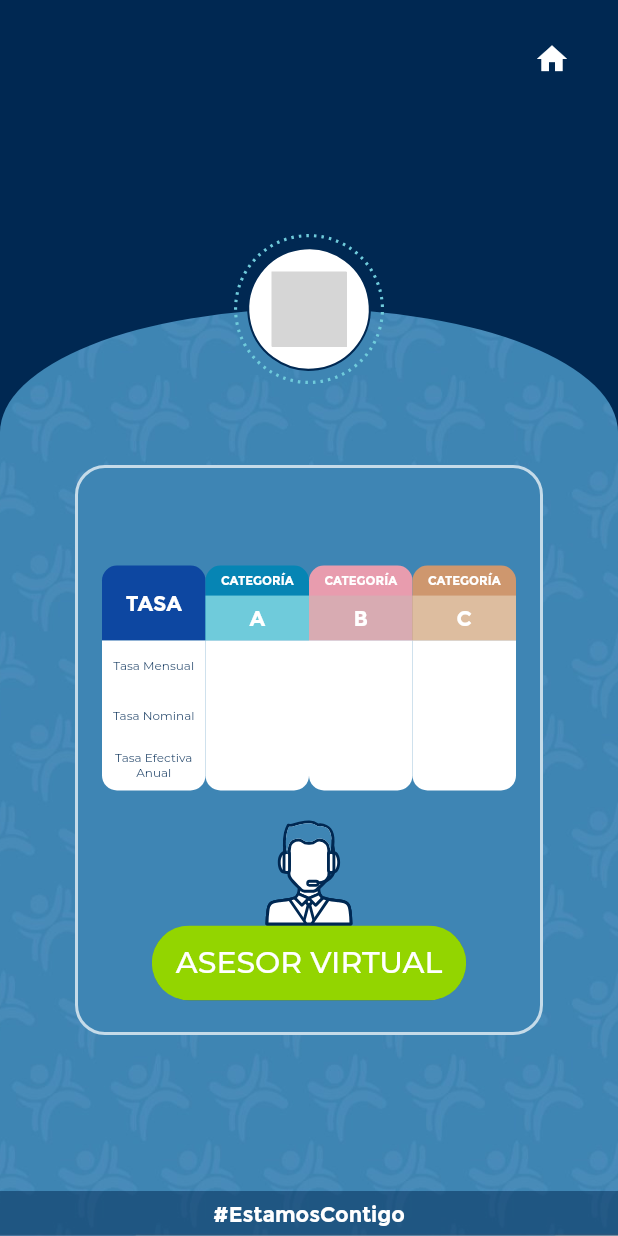
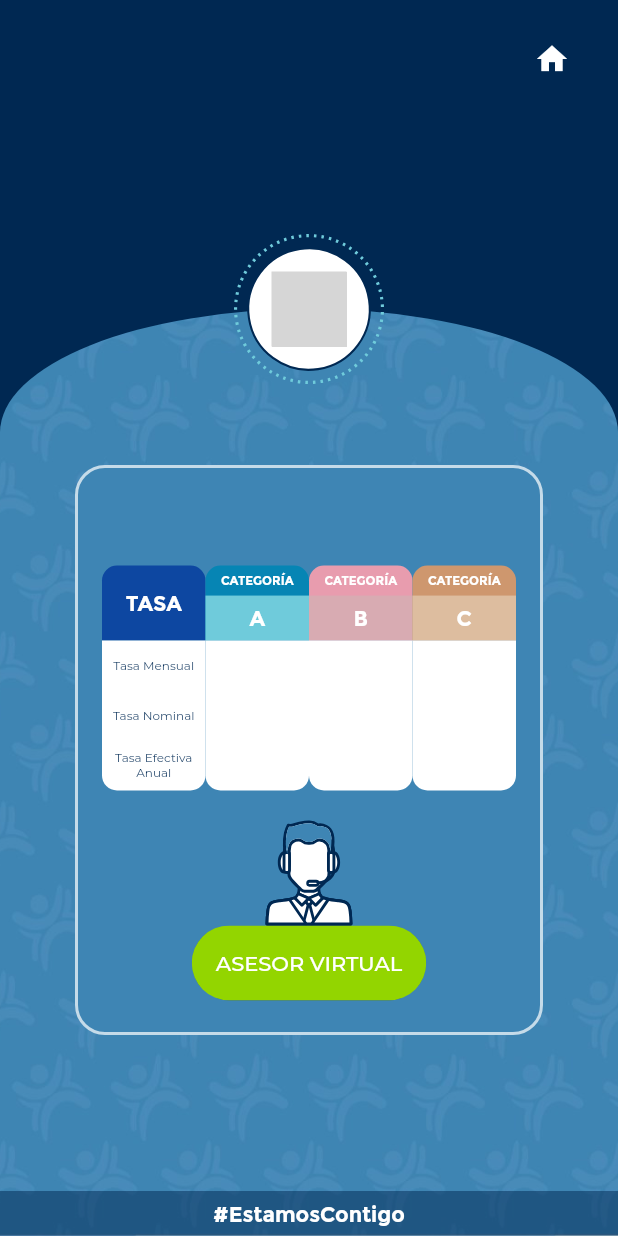
Before and after one commit to rsotillet/comfacundi, a Flutter app: the DetailCredit widget shown alone on an empty page, opened directly with empty values, on a phone screen of 412 x 824 dp. Run offline on Flutter 3.47's test engine with Material 2 defaults, Android fonts, the phone set to English and light mode, and no system bars; our stand-ins replace auto_size_text, bloc, equatable, flutter_bloc, flutter_svg, video_player; missing offline and left inert: cache_image, flutter_circular_text; project files that could hold a hidden picture were left out; grey boxes are pictures that could not be loaded.

Commit message:
Ultimos cambios del primer release

```diff
--- a/assets/data/Agreements.json
+++ b/assets/data/Agreements.json
@@ -129,7 +129,7 @@
             ]
         },
         {
-            "title": "Educacion y capacitacion",
+            "title": "Educación y capacitación",
             "subtitle": "¡EDUCACIÓN PARA TI!",
             "hero": "birrete",
             "icon": "assets/svg/birrete.svg",
--- a/assets/data/Living.json
+++ b/assets/data/Living.json
@@ -9,7 +9,7 @@
                     "description": "Proyecto de vivienda de interés social",
                     "direction": "Bogotá - CARRERA 113 #19A 11",
                     "price": "Desde $141.988.000",
-                    "url": "https://www.comfacundi.com.co/vivienda/#proyectomirador",
+                    "url": "https://www.comfacundi.com.co/proyectos-de-vivienda/",
                     "txtButton": "Más Información",
                     "img": "assets/svg/edificios.svg"
                 }
--- a/assets/data/Subsidy.json
+++ b/assets/data/Subsidy.json
@@ -14,7 +14,7 @@
                     "child": [
                         {
                             "title": "Subsidio Ordinario",
-                            "subtitle": "¡UN APOYO EN EL SUBSIDIO ORDINARIO!",
+                            "subtitle": "¡SUBSIDIO ORDINARIO!",
                             "detail": "Con el fin de aliviar la carga económica que representa el sostenimiento de la familia, el subsidio familiar en dinero o cuota monetaria es una suma que se paga mensualmente a los trabajadores de medianos y menores ingresos, por cada una de las personas que tenga a su cargo y que tengan derecho al mismo.\n\nLa Superintendencia del Subsidio Familiar mediante la Resolución No.0026 del 30 de enero de 2020, estableció el valor de la cuota monetaria para el año 2020 en el departamento de Cundinamarca, el valor de la cuota familiar ordinaria por beneficiario es de $36.030 (treinta y seis mil treinta pesos pesos M/Cte).",
                             "detail2": "*Para los afiliados que residen en municipios donde no hay presencia de almacenes Carulla, Éxito y Surtimax, con previa solicitud de la empresa donde trabajen a COMFACUNDI, podrán retirar el subsidio familiar en cualquier punto de Efecty presentando el documento de identificación.",
                             "withBg": false,
@@ -134,7 +134,7 @@
         },
         {
             "title": "Subsidio Educativo",
-            "subtitle": "¡UN APOYO EN EL SUBSIDIO EDUCATIVO!",
+            "subtitle": "¡SUBSIDIO EDUCATIVO!",
             "icon": "assets/svg/s_educativo2.svg",
             "withBg": true,
             "tag": "s_educativo",
--- a/lib/Views/Partials/comfacundiBase.dart
+++ b/lib/Views/Partials/comfacundiBase.dart
@@ -15,6 +15,7 @@ class Base extends StatelessWidget {
   final bool withIcon;
   final bool withHomeButton;
   final DecorationImage decorationImage;
+  final double heightBody;
 
   const Base({
     Key key,
@@ -29,6 +30,7 @@ class Base extends StatelessWidget {
     this.withIcon: true,
     this.withHomeButton: true,
     this.decorationImage,
+    this.heightBody: 0.0,
   }) : super(key: key);
 
   @override
@@ -96,7 +98,9 @@ class Base extends StatelessWidget {
                             image: decorationImage,
                             color: containerColor),
                         width: MediaQuery.of(context).size.width,
-                        height: MediaQuery.of(context).size.height * 0.75,
+                        height: (heightBody == 0.0)
+                            ? MediaQuery.of(context).size.height * .75
+                            : heightBody,
                         child: Padding(
                           padding: EdgeInsets.only(bottom: 30),
                           child: child,
@@ -168,22 +172,22 @@ class Base extends StatelessWidget {
                   crossAxisAlignment: CrossAxisAlignment.end,
                   children: <Widget>[
                     Padding(
-                      padding: EdgeInsets.only(bottom: 5, right: 5),
+                      padding: EdgeInsets.only(bottom: 5),
                       child: Text(
-                        'Servicio\nal cliente',
+                        'Servicio\nal Cliente',
                         textAlign: TextAlign.center,
                         style: TextStyle(
                             fontSize: 10, color: Color.fromRGBO(0, 40, 82, 1)),
                       ),
                     ),
                     Container(
-                      height: 80,
+                      height: 70,
                       width: 50,
                       child: Hero(
                         tag: 'support',
                         child: SvgPicture.asset(
                           'assets/svg/at_cliente.svg',
-                          fit: BoxFit.cover,
+                          fit: BoxFit.contain,
                         ),
                       ),
                     )
--- a/lib/Views/Partials/launchButton.dart
+++ b/lib/Views/Partials/launchButton.dart
@@ -13,7 +13,7 @@ class LaunchButton extends StatelessWidget {
     return Material(
       //Wrap with Material
       shape: RoundedRectangleBorder(
-        borderRadius: BorderRadius.all(Radius.circular(100)),
+        borderRadius: BorderRadius.all(Radius.circular(200)),
       ),
       elevation: 0,
       color: Colors.transparent,
@@ -27,7 +27,7 @@ class LaunchButton extends StatelessWidget {
           child: Text(
             text,
             textAlign: TextAlign.center,
-            style: TextStyle(fontSize: 20.0, color: Colors.white),
+            style: TextStyle(fontSize: 14.0, color: Colors.white),
           ),
         ),
         onPressed: () async {
--- a/lib/Views/UIs/credit/ListOptionCredit.dart
+++ b/lib/Views/UIs/credit/ListOptionCredit.dart
@@ -40,6 +40,7 @@ class ListOptionCreditPage extends StatelessWidget {
                         element.title.toUpperCase(),
                         style: TextStyle(
                           color: Theme.of(context).primaryColorDark,
+                          fontSize: 14,
                         ),
                       ),
                       trailing: Container(
--- a/lib/Views/UIs/deport/ListOptionDeport.dart
+++ b/lib/Views/UIs/deport/ListOptionDeport.dart
@@ -53,6 +53,7 @@ class ListOptionDeportPage extends StatelessWidget {
                       element.title.toUpperCase(),
                       style: TextStyle(
                         color: Theme.of(context).primaryColorDark,
+                        fontSize: 14,
                       ),
                     ),
                     trailing: Container(
--- a/lib/Views/UIs/deport/detailDeport1/DetailDeport1.dart
+++ b/lib/Views/UIs/deport/detailDeport1/DetailDeport1.dart
@@ -44,7 +44,7 @@ class DetailDeport1 extends StatelessWidget {
                     height: 10,
                   ),
                   LaunchButton(
-                    text: 'Mas Información'.toUpperCase(),
+                    text: 'Más Información'.toUpperCase(),
                     url: settings.url,
                   ),
                   SizedBox(
--- a/lib/Views/UIs/education/ListOptionEducation.dart
+++ b/lib/Views/UIs/education/ListOptionEducation.dart
@@ -40,6 +40,7 @@ class ListOptionEducationPage extends StatelessWidget {
                       element.title.toUpperCase(),
                       style: TextStyle(
                         color: Theme.of(context).primaryColorDark,
+                        fontSize: 14,
                       ),
                     ),
                     trailing: Container(
--- a/lib/Views/UIs/subsidy/DetailSubsidy/DetailSubsidy.dart
+++ b/lib/Views/UIs/subsidy/DetailSubsidy/DetailSubsidy.dart
@@ -267,7 +267,7 @@ class DetailSubsidy extends StatelessWidget {
                   ),
                   if (settings.url != "-")
                     LaunchButton(
-                      text: 'Mas Información'.toUpperCase(),
+                      text: 'Más Información'.toUpperCase(),
                       url: settings.url,
                     ),
                   SizedBox(
--- a/lib/Views/UIs/subsidy/ListOptionSubsidy.dart
+++ b/lib/Views/UIs/subsidy/ListOptionSubsidy.dart
@@ -58,6 +58,7 @@ class ListOptionSubsidyPage extends StatelessWidget {
                       element.title.toUpperCase(),
                       style: TextStyle(
                         color: Theme.of(context).primaryColorDark,
+                        fontSize: 14,
                       ),
                     ),
                     trailing: Container(
--- a/lib/main.dart
+++ b/lib/main.dart
@@ -1,5 +1,5 @@
 import 'package:comfacundi_app/Blocs/simple_bloc_delegate.dart';
-import 'package:comfacundi_app/Routers/Router.dart';
+import 'package:comfacundi_app/Routers/Router.dart' as r;
 import 'package:flutter/material.dart';
 import 'package:flutter/services.dart';
 import 'package:flutter_bloc/flutter_bloc.dart';
@@ -23,7 +23,7 @@ class App extends StatelessWidget {
       debugShowCheckedModeBanner: false,
       title: 'Comfacundi',
       initialRoute: '/',
-      onGenerateRoute: (settings) => Router.generateRoute(settings),
+      onGenerateRoute: (settings) => r.Router.generateRoute(settings),
     );
   }
 }
--- a/pubspec.yaml
+++ b/pubspec.yaml
@@ -4,7 +4,7 @@ description: A new Flutter project.
 version: 1.0.0+1
 
 environment:
-  sdk: ">=2.2.2 <3.0.0"
+  sdk: ">=2.8.0 <3.0.0"
 
 dependencies:
   flutter:
@@ -17,11 +17,11 @@ dependencies:
   flutter_bloc:
   equatable: ^1.2.0
   meta: ^1.1.8
-  flutter_svg: ^0.17.4
+  flutter_svg: ^0.19.0
   flutter_circular_text: ^0.3.0
   url_launcher: ^5.5.0
   auto_size_text: ^2.1.0
-  video_player: ^0.10.12+2
+  video_player: 0.10.12+3
   cache_image: ^1.0.5
   dynamic_url_image_cache: ^0.0.4
 
```
Also changed, not shown: assets/data/Credit.json (+8 -35 lines), lib/Views/UIs/HomePage.dart (+4 -5 lines), lib/Views/UIs/agreements/ListOptionAgrements.dart (+5 -5 lines), lib/Views/UIs/education/ListOptionEducation2/DetailEducation/DetailEducation.dart (+8 -9 lines), lib/Views/UIs/turism/listOptionsTurism/listOptionsTurism.dart (+5 -2 lines), assets/data/Turism.json, pubspec.lock, 2 other files.
